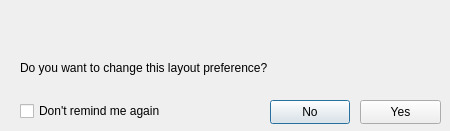
First picture: the form in GUI/Qt/Windows/LayoutReminderDialog.ui, repository pyushkevich/itksnap, before the edit.
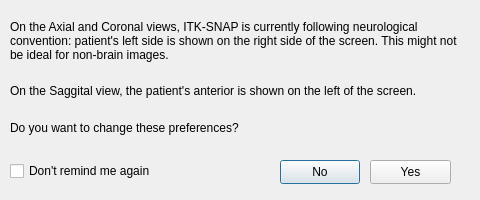
Second picture: the form after the edit.

Commit message: czi-101: layout reminder redo

What changed in the file:
```diff
--- a/GUI/Qt/Windows/LayoutReminderDialog.ui
+++ b/GUI/Qt/Windows/LayoutReminderDialog.ui
@@ -6,8 +6,8 @@
    <rect>
     <x>0</x>
     <y>0</y>
-    <width>450</width>
-    <height>131</height>
+    <width>480</width>
+    <height>200</height>
    </rect>
   </property>
   <property name="sizePolicy">
@@ -18,14 +18,14 @@
   </property>
   <property name="minimumSize">
    <size>
-    <width>450</width>
-    <height>131</height>
+    <width>480</width>
+    <height>200</height>
    </size>
   </property>
   <property name="maximumSize">
    <size>
-    <width>450</width>
-    <height>131</height>
+    <width>480</width>
+    <height>200</height>
    </size>
   </property>
   <property name="baseSize">
@@ -40,14 +40,17 @@
   <widget class="QLabel" name="reminderTextP1">
    <property name="geometry">
     <rect>
-     <x>20</x>
-     <y>0</y>
-     <width>421</width>
-     <height>51</height>
+     <x>10</x>
+     <y>10</y>
+     <width>451</width>
+     <height>61</height>
     </rect>
    </property>
    <property name="text">
-    <string/>
+    <string>On the Axial and Coronal views, ITK-SNAP is currently following neurological convention: patient's left side is shown on the right side of the screen. This might not be ideal for non-brain images.</string>
+   </property>
+   <property name="textFormat">
+    <enum>Qt::MarkdownText</enum>
    </property>
    <property name="wordWrap">
     <bool>true</bool>
@@ -56,21 +59,21 @@
   <widget class="QLabel" name="reminderTextP2">
    <property name="geometry">
     <rect>
-     <x>20</x>
-     <y>60</y>
+     <x>10</x>
+     <y>120</y>
      <width>351</width>
      <height>16</height>
     </rect>
    </property>
    <property name="text">
-    <string>Do you want to change this layout preference?</string>
+    <string>Do you want to change these preferences?</string>
    </property>
   </widget>
   <widget class="QCheckBox" name="chkNoRemindAgain">
    <property name="geometry">
     <rect>
-     <x>20</x>
-     <y>100</y>
+     <x>10</x>
+     <y>160</y>
      <width>171</width>
      <height>22</height>
     </rect>
@@ -82,8 +85,8 @@
   <widget class="QPushButton" name="btnYes">
    <property name="geometry">
     <rect>
-     <x>360</x>
-     <y>100</y>
+     <x>370</x>
+     <y>160</y>
      <width>81</width>
      <height>24</height>
     </rect>
@@ -95,8 +98,8 @@
   <widget class="QPushButton" name="btnNo">
    <property name="geometry">
     <rect>
-     <x>270</x>
-     <y>100</y>
+     <x>280</x>
+     <y>160</y>
      <width>80</width>
      <height>24</height>
     </rect>
@@ -111,6 +114,25 @@
     <bool>true</bool>
    </property>
   </widget>
+  <widget class="QLabel" name="reminderTextSaggital">
+   <property name="geometry">
+    <rect>
+     <x>10</x>
+     <y>70</y>
+     <width>481</width>
+     <height>41</height>
+    </rect>
+   </property>
+   <property name="text">
+    <string>On the Saggital view, the patient's anterior is shown on the left of the screen.</string>
+   </property>
+   <property name="textFormat">
+    <enum>Qt::MarkdownText</enum>
+   </property>
+   <property name="wordWrap">
+    <bool>true</bool>
+   </property>
+  </widget>
  </widget>
  <resources/>
  <connections/>
```
Left out of the diff: 8 changed lines with no effect on the pictures. The commit also changes 12 other files.
